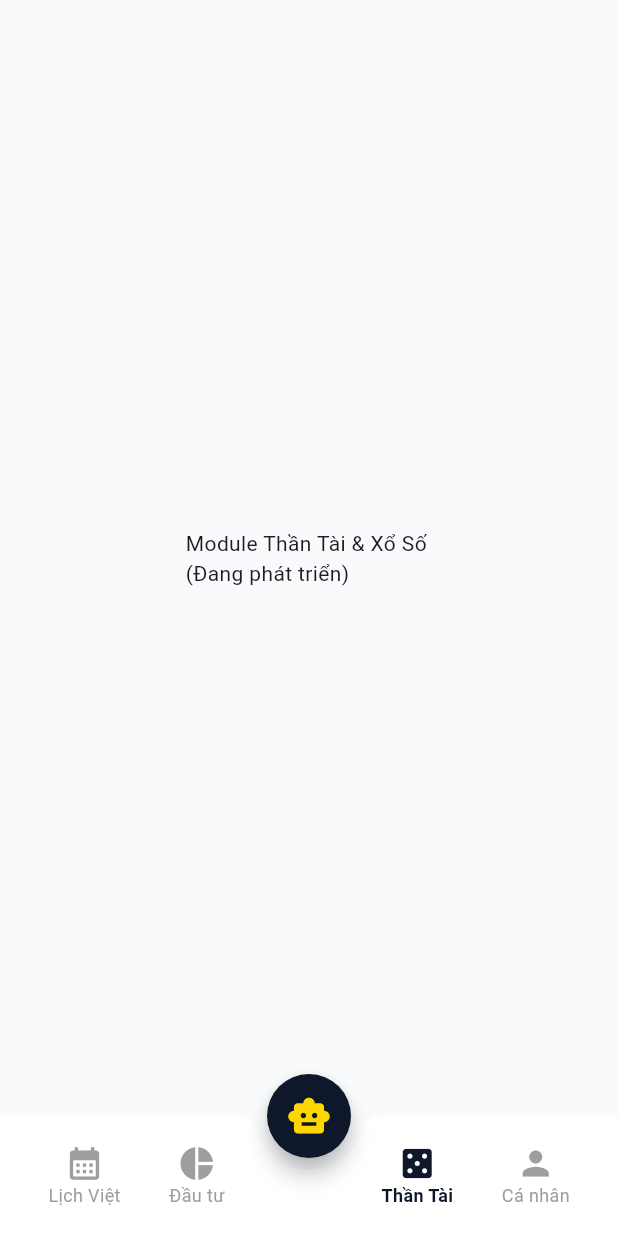
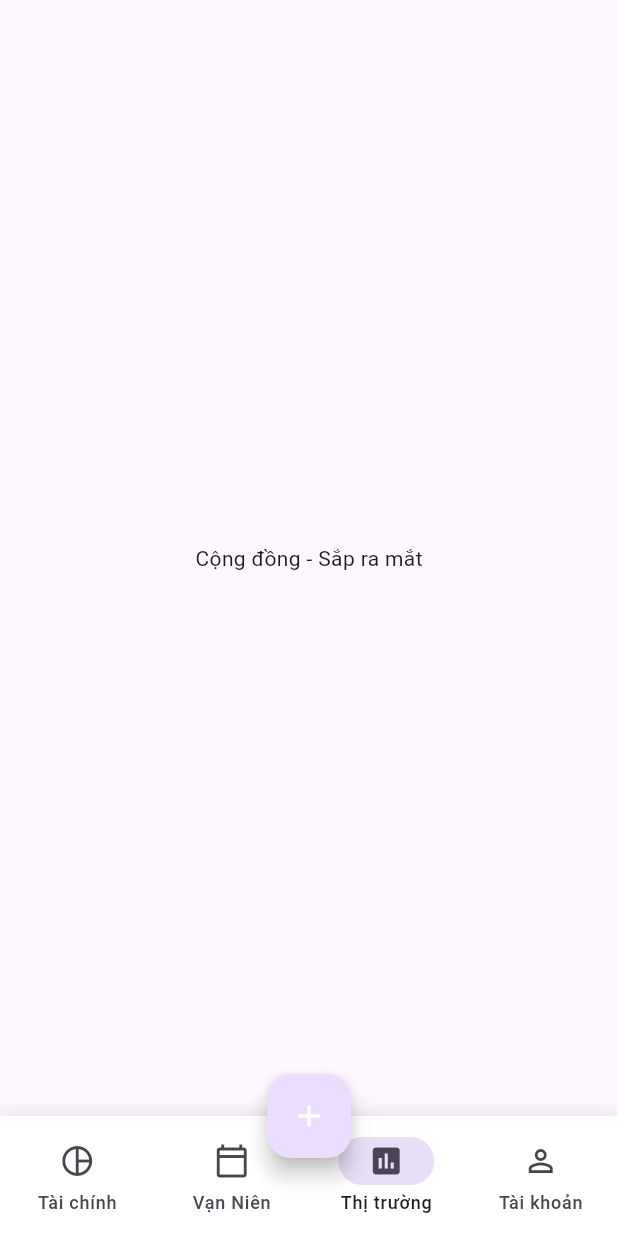
Before and after one commit to nguyenhau031993/aia_master, a Flutter app: the screen it shows after launch, item 3 of the bottom bar chosen, on a phone screen of 412 x 824 dp. Run offline on Flutter 3.47's test engine with Material 3 defaults, Android fonts, the phone set to English and light mode, and no system bars; our stand-ins replace google_fonts; statements that could not run were skipped.

Commit message:
Update main.dart

```diff
--- a/lib/main.dart
+++ b/lib/main.dart
@@ -1,9 +1,16 @@
 import 'package:flutter/material.dart';
-import 'package:google_fonts/google_fonts.dart';
-import 'core/constants/app_colors.dart';
+import 'package:flutter/services.dart';
+import 'core/theme/app_theme.dart';
+// Import các màn hình (Anh nhớ sửa đường dẫn nếu báo lỗi)
+import 'finance/screens/finance_dashboard.dart';
+import 'calendar/screens/calendar_screen.dart';
+// import 'social/social_screen.dart'; // (Sẽ làm sau)
 
-void main() async {
-  WidgetsFlutterBinding.ensureInitialized();
+void main() {
+  // Đặt chế độ trong suốt cho thanh trạng thái (Status Bar) nhìn cho sang
+  SystemChrome.setSystemUIOverlayStyle(const SystemUiOverlayStyle(
+    statusBarColor: Colors.transparent,
+  ));
   runApp(const AiaMasterApp());
 }
 
@@ -13,15 +20,9 @@ class AiaMasterApp extends StatelessWidget {
   @override
   Widget build(BuildContext context) {
     return MaterialApp(
-      title: 'AIA Master',
-      debugShowCheckedModeBanner: false,
-      theme: ThemeData(
-        useMaterial3: true,
-        primaryColor: AppColors.primary,
-        scaffoldBackgroundColor: AppColors.background,
-        textTheme: GoogleFonts.robotoTextTheme(),
-        colorScheme: ColorScheme.fromSeed(seedColor: AppColors.primary),
-      ),
+      title: 'AIA MASTER',
+      debugShowCheckedModeBanner: false, // Tắt chữ Debug góc phải
+      theme: AppTheme.lightTheme, // Áp dụng bộ diện thương hiệu
       home: const MainScreen(),
     );
   }
@@ -37,81 +38,47 @@ class MainScreen extends StatefulWidget {
 class _MainScreenState extends State<MainScreen> {
   int _currentIndex = 0;
 
-  final List<Widget> _pages = [
-    const Center(child: Text("Module Lịch Vạn Niên \n(Đang phát triển)")),
-    const Center(child: Text("Module Tài Chính - AIA Invest \n(Đang phát triển)")),
-    const Center(child: Text("Module Thần Tài & Xổ Số \n(Đang phát triển)")),
-    const Center(child: Text("Module Cá Nhân & Ví \n(Đang phát triển)")),
+  // Danh sách các màn hình chính
+  final List<Widget> _screens = [
+    const FinanceDashboard(), // Màn 1: Tài chính (MISA Style)
+    const CalendarScreen(),   // Màn 2: Lịch Vạn Niên
+    const Center(child: Text("Cộng đồng - Sắp ra mắt")), // Màn 3: Vote (Polymarket)
+    const Center(child: Text("Tài khoản VIP")), // Màn 4: Cá nhân
   ];
 
   @override
   Widget build(BuildContext context) {
     return Scaffold(
-      body: SafeArea(
-        child: IndexedStack(
-          index: _currentIndex,
-          children: _pages,
+      body: IndexedStack( // Giữ trạng thái màn hình khi chuyển tab (Không bị load lại)
+        index: _currentIndex,
+        children: _screens,
+      ),
+      bottomNavigationBar: Container(
+        decoration: BoxDecoration(
+          boxShadow: [BoxShadow(color: Colors.black12, blurRadius: 10)], // Đổ bóng nhẹ
+        ),
+        child: NavigationBar(
+          selectedIndex: _currentIndex,
+          onDestinationSelected: (idx) => setState(() => _currentIndex = idx),
+          backgroundColor: Colors.white,
+          indicatorColor: AppColors.accent.withOpacity(0.2), // Màu nền khi chọn
+          destinations: const [
+            NavigationDestination(icon: Icon(Icons.pie_chart_outline), selectedIcon: Icon(Icons.pie_chart), label: 'Tài chính'),
+            NavigationDestination(icon: Icon(Icons.calendar_today_outlined), selectedIcon: Icon(Icons.calendar_month), label: 'Vạn Niên'),
+            NavigationDestination(icon: Icon(Icons.poll_outlined), selectedIcon: Icon(Icons.poll), label: 'Thị trường'),
+            NavigationDestination(icon: Icon(Icons.person_outline), selectedIcon: Icon(Icons.person), label: 'Tài khoản'),
+          ],
         ),
       ),
+      // Nút Action Nổi (Floating Action Button) ở giữa để thao tác nhanh (Chuẩn Fintech)
       floatingActionButton: FloatingActionButton(
         onPressed: () {
-          showModalBottomSheet(
-            context: context,
-            builder: (ctx) => Container(
-              height: 500,
-              color: Colors.white,
-              child: const Center(child: Text("Cửa sổ Chat với AI Bot (GPT)")),
-            )
-          );
+          // Mở nhanh tính năng Ghi chép hoặc Trade
         },
         backgroundColor: AppColors.primary,
-        shape: const CircleBorder(),
-        child: const Icon(Icons.smart_toy, color: AppColors.accent, size: 30),
+        child: const Icon(Icons.add, color: Colors.white),
       ),
-      floatingActionButtonLocation: FloatingActionButtonLocation.centerDocked,
-      bottomNavigationBar: BottomAppBar(
-        shape: const CircularNotchedRectangle(),
-        notchMargin: 8.0,
-        color: Colors.white,
-        child: SizedBox(
-          height: 60,
-          child: Row(
-            mainAxisAlignment: MainAxisAlignment.spaceAround,
-            children: [
-              _buildNavItem(0, Icons.calendar_month, "Lịch Việt"),
-              _buildNavItem(1, Icons.pie_chart, "Đầu tư"),
-              const SizedBox(width: 40),
-              _buildNavItem(2, Icons.casino, "Thần Tài"),
-              _buildNavItem(3, Icons.person, "Cá nhân"),
-            ],
-          ),
-        ),
-      ),
-    );
-  }
-
-  Widget _buildNavItem(int index, IconData icon, String label) {
-    final isSelected = _currentIndex == index;
-    return InkWell(
-      onTap: () => setState(() => _currentIndex = index),
-      child: Column(
-        mainAxisSize: MainAxisSize.min,
-        children: [
-          Icon(
-            icon,
-            color: isSelected ? AppColors.primary : Colors.grey,
-            size: 26,
-          ),
-          Text(
-            label,
-            style: TextStyle(
-              fontSize: 12,
-              color: isSelected ? AppColors.primary : Colors.grey,
-              fontWeight: isSelected ? FontWeight.bold : FontWeight.normal,
-            ),
-          ),
-        ],
-      ),
+      floatingActionButtonLocation: FloatingActionButtonLocation.centerDocked, // Nằm giữa thanh điều hướng
     );
   }
 }
```
